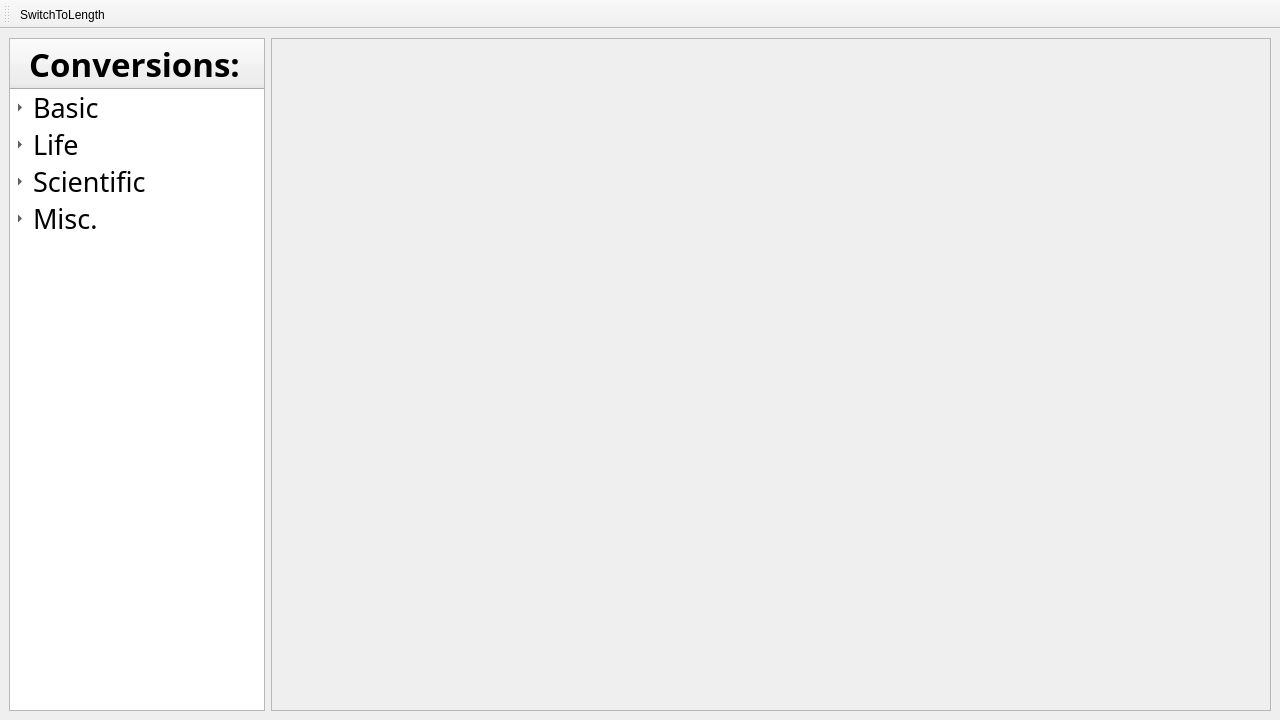
This is mainwindow.ui in 30vam/cute-converter as Qt 5 draws it before an edit. The edited form follows.
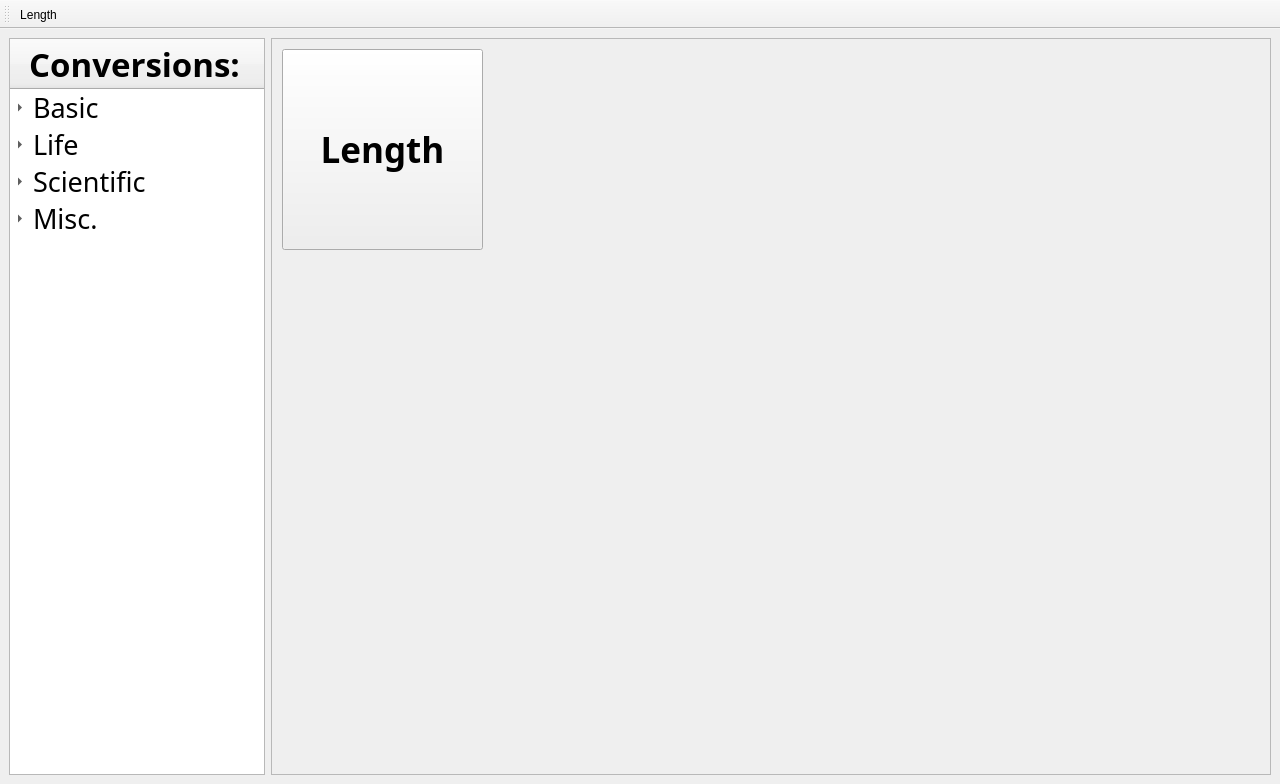
This is the edited form. Icons and pictures are not drawn.

Commit message: Added length tool button to basic page

The edit to the form file:
```diff
--- a/mainwindow.ui
+++ b/mainwindow.ui
@@ -10,7 +10,7 @@
     <x>0</x>
     <y>0</y>
     <width>1280</width>
-    <height>720</height>
+    <height>784</height>
    </rect>
   </property>
   <property name="windowTitle">
@@ -219,7 +219,59 @@
       <property name="currentIndex">
        <number>0</number>
       </property>
-      <widget class="QWidget" name="basicPage"/>
+      <widget class="QWidget" name="basicPage">
+       <widget class="QToolButton" name="lengthToolButton">
+        <property name="enabled">
+         <bool>true</bool>
+        </property>
+        <property name="geometry">
+         <rect>
+          <x>10</x>
+          <y>10</y>
+          <width>201</width>
+          <height>201</height>
+         </rect>
+        </property>
+        <property name="sizePolicy">
+         <sizepolicy hsizetype="Preferred" vsizetype="Preferred">
+          <horstretch>0</horstretch>
+          <verstretch>0</verstretch>
+         </sizepolicy>
+        </property>
+        <property name="font">
+         <font>
+          <family>Aleo</family>
+          <pointsize>26</pointsize>
+          <bold>true</bold>
+         </font>
+        </property>
+        <property name="text">
+         <string>Length</string>
+        </property>
+        <property name="icon">
+         <iconset resource="icons.qrc">
+          <normaloff>:/icons/lengthIcon.png</normaloff>:/icons/lengthIcon.png</iconset>
+        </property>
+        <property name="iconSize">
+         <size>
+          <width>156</width>
+          <height>156</height>
+         </size>
+        </property>
+        <property name="popupMode">
+         <enum>QToolButton::DelayedPopup</enum>
+        </property>
+        <property name="toolButtonStyle">
+         <enum>Qt::ToolButtonTextUnderIcon</enum>
+        </property>
+        <property name="autoRaise">
+         <bool>false</bool>
+        </property>
+        <property name="arrowType">
+         <enum>Qt::NoArrow</enum>
+        </property>
+       </widget>
+      </widget>
       <widget class="QWidget" name="lengthWidget">
        <property name="sizePolicy">
         <sizepolicy hsizetype="Preferred" vsizetype="Preferred">
@@ -244,8 +296,8 @@
             <rect>
              <x>0</x>
              <y>0</y>
-             <width>52</width>
-             <height>16</height>
+             <width>647</width>
+             <height>648</height>
             </rect>
            </property>
           </widget>
@@ -761,21 +813,27 @@
    <property name="windowTitle">
     <string>toolBar</string>
    </property>
+   <property name="iconSize">
+    <size>
+     <width>64</width>
+     <height>64</height>
+    </size>
+   </property>
    <attribute name="toolBarArea">
     <enum>TopToolBarArea</enum>
    </attribute>
    <attribute name="toolBarBreak">
     <bool>false</bool>
    </attribute>
-   <addaction name="actionSwitchToLength"/>
+   <addaction name="switchToLengthAction"/>
   </widget>
-  <action name="actionSwitchToLength">
+  <action name="switchToLengthAction">
    <property name="icon">
     <iconset resource="icons.qrc">
      <normaloff>:/icons/lengthIcon.png</normaloff>:/icons/lengthIcon.png</iconset>
    </property>
    <property name="text">
-    <string>SwitchToLength</string>
+    <string>Length</string>
    </property>
    <property name="toolTip">
     <string>Switch To Length Converter</string>
```
The commit also changes 2 other files.
